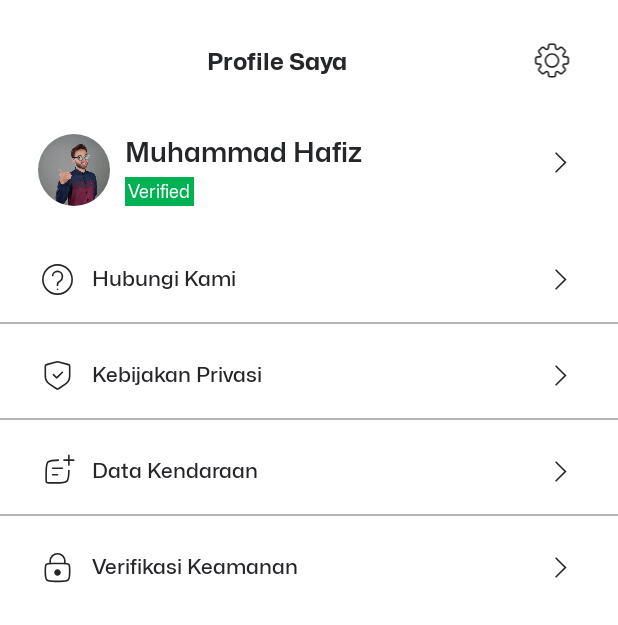
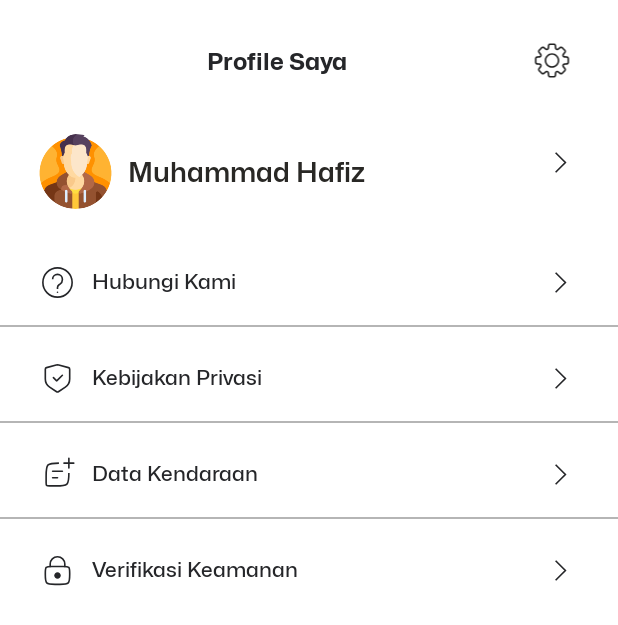
Before and after one commit to Orion-FastFixx/Speedify, an Android app: the layout fragment_setting.xml on its own in the app's theme, with its tools: preview values and no code run, on a phone screen of 412 x 824 dp. Shown: the top 625 px of the screen. Run offline under Robolectric (Android 15) with nearby library versions, the phone set to English and light mode, and no system bars.

Commit message:
refactor: make dynamic user name in feature profile

```diff
--- a/app/src/main/java/com/example/speedify/feature_profile/presentation/ProfileFragment.kt
+++ b/app/src/main/java/com/example/speedify/feature_profile/presentation/ProfileFragment.kt
@@ -2,30 +2,29 @@ package com.example.speedify.feature_profile.presentation
 
 import android.content.Intent
 import android.os.Bundle
-import androidx.fragment.app.Fragment
 import android.view.LayoutInflater
 import android.view.View
 import android.view.ViewGroup
+import androidx.fragment.app.Fragment
+import androidx.lifecycle.lifecycleScope
+import com.example.speedify.core.data.local.UserDataStoreImpl
 import com.example.speedify.databinding.FragmentSettingBinding
 import com.example.speedify.feature_profile.presentation.edit_profile.EditProfileActivity
 import com.example.speedify.feature_profile.presentation.kendaraan.DataKendaraanActivity
 import com.example.speedify.feature_profile.presentation.privacy_policy.PrivacyPolicyActivity
 import com.example.speedify.feature_profile.presentation.setting.SettingActivity
+import dagger.hilt.android.AndroidEntryPoint
+import kotlinx.coroutines.launch
+import javax.inject.Inject
 
-// TODO: Rename parameter arguments, choose names that match
-// the fragment initialization parameters, e.g. ARG_ITEM_NUMBER
-private const val ARG_PARAM1 = "param1"
-private const val ARG_PARAM2 = "param2"
-
-/**
- * A simple [Fragment] subclass.
- * Use the [ProfileFragment.newInstance] factory method to
- * create an instance of this fragment.
- */
+@AndroidEntryPoint
 class ProfileFragment : Fragment() {
 
     private lateinit var _binding: FragmentSettingBinding
     private val binding get() = _binding
+
+    @Inject
+    lateinit var userDataStore: UserDataStoreImpl
 
     override fun onCreateView(
         inflater: LayoutInflater, container: ViewGroup?,
@@ -33,7 +32,6 @@ class ProfileFragment : Fragment() {
     ): View {
         _binding = FragmentSettingBinding.inflate(inflater, container, false)
         return binding.root
-
     }
 
     override fun onViewCreated(view: View, savedInstanceState: Bundle?) {
@@ -42,6 +40,10 @@ class ProfileFragment : Fragment() {
     }
 
     private fun configureViews() {
+        lifecycleScope.launch {
+            val user = userDataStore.getUser()
+            binding.tvUsername.text = user.name
+
             binding.layout.setOnClickListener {
                 val intent = Intent(requireContext(), EditProfileActivity::class.java)
                 startActivity(intent)
@@ -67,7 +69,5 @@ class ProfileFragment : Fragment() {
                 startActivity(intent)
             }
         }
-    companion object {
-
     }
 }
--- a/app/src/main/res/layout/fragment_setting.xml
+++ b/app/src/main/res/layout/fragment_setting.xml
@@ -1,19 +1,19 @@
 <?xml version="1.0" encoding="utf-8"?>
 <androidx.constraintlayout.widget.ConstraintLayout xmlns:android="http://schemas.android.com/apk/res/android"
+    xmlns:app="http://schemas.android.com/apk/res-auto"
     xmlns:tools="http://schemas.android.com/tools"
     android:layout_width="match_parent"
     android:layout_height="match_parent"
     android:background="@color/white"
     android:orientation="vertical"
-    xmlns:app="http://schemas.android.com/apk/res-auto"
     tools:context=".feature_profile.presentation.ProfileFragment">
 
     <com.google.android.material.appbar.AppBarLayout
         android:id="@+id/appBarLayout"
         android:layout_width="match_parent"
         android:layout_height="wrap_content"
+        android:layout_marginTop="12dp"
         android:background="@color/white"
-        android:layout_marginTop="12dp"
         app:layout_constraintStart_toStartOf="parent"
         app:layout_constraintTop_toTopOf="parent">
 
@@ -22,8 +22,8 @@
             android:layout_width="match_parent"
             android:layout_height="wrap_content"
             android:layout_marginTop="15dp"
+            android:layout_weight="2"
             android:orientation="horizontal"
-            android:layout_weight="2"
             app:layout_constraintEnd_toEndOf="parent">
 
 
@@ -32,27 +32,27 @@
                 style="@style/MonaSemiBold16"
                 android:layout_width="wrap_content"
                 android:layout_height="26dp"
+                android:layout_gravity="start"
                 android:layout_marginStart="45dp"
+                android:layout_weight="3"
                 android:fontFamily="@font/mona_sans_bold"
+                android:gravity="center"
                 android:text="@string/title_profile"
                 android:textColor="@color/tertiary"
-                app:layout_constraintTop_toTopOf="parent"
-                android:gravity="center"
-                android:layout_weight="3"
-                android:layout_gravity="start"/>
+                app:layout_constraintTop_toTopOf="parent" />
 
             <ImageView
                 android:id="@+id/ic_setting"
                 android:layout_width="26dp"
                 android:layout_height="26dp"
+                android:layout_gravity="end"
                 android:layout_marginTop="6dp"
+                android:layout_weight="1"
                 android:backgroundTint="@color/transparent"
                 android:contentDescription="@string/icon"
                 android:src="@drawable/ic_setting"
                 app:layout_constraintStart_toStartOf="parent"
-                app:layout_constraintTop_toTopOf="parent"
-                android:layout_weight="1"
-                android:layout_gravity="end"/>
+                app:layout_constraintTop_toTopOf="parent" />
         </LinearLayout>
 
     </com.google.android.material.appbar.AppBarLayout>
@@ -60,51 +60,37 @@
 
     <LinearLayout
         android:id="@+id/layout"
-        android:orientation="horizontal"
         android:layout_width="match_parent"
         android:layout_height="wrap_content"
         android:layout_marginTop="30dp"
         android:clipToPadding="false"
+        android:orientation="horizontal"
         android:paddingHorizontal="25dp"
         app:layout_constraintTop_toBottomOf="@id/appBarLayout">
 
-        <com.google.android.material.imageview.ShapeableImageView
+        <de.hdodenhof.circleimageview.CircleImageView
             android:id="@+id/imgPesanan"
-            android:layout_width="48dp"
-            android:layout_height="48dp"
+            android:layout_width="50dp"
+            android:layout_height="50dp"
             android:scaleType="centerCrop"
-            app:shapeAppearanceOverlay="@style/circleImg"
-            android:src="@drawable/img_hafiz"/>
+            android:src="@drawable/avatar" />
 
         <LinearLayout
-            android:layout_width="wrap_content"
-            android:layout_height="wrap_content"
-            android:orientation="vertical"
+            android:layout_width="0dp"
+            android:layout_height="match_parent"
             android:layout_marginStart="10dp"
-            android:layout_weight="1">
-
+            android:layout_weight="1"
+            android:gravity="center_vertical"
+            android:orientation="vertical">
 
             <TextView
-                android:id="@+id/namaProfile"
+                android:id="@+id/tv_username"
+                style="@style/MonaSemiBold18"
                 android:layout_width="wrap_content"
-                android:layout_height="wrap_content"
-                style="@style/MonaSemiBold18"
-                android:textColor="@color/tertiary"
+                android:layout_height="match_parent"
+                android:gravity="center_vertical"
                 android:text="@string/example_nama_profile"
-                />
-
-            <TextView
-                android:id="@+id/statusProfile"
-                android:layout_width="wrap_content"
-                android:layout_height="wrap_content"
-                android:padding="2dp"
-                android:background="@color/succes"
-                style="@style/MonaRegular12"
-                android:layout_marginTop="5dp"
-                android:textColor="@color/white"
-                android:text="Verified"
-                />
-
+                android:textColor="@color/charleston_green" />
         </LinearLayout>
 
         <ImageView
@@ -116,19 +102,18 @@
             android:contentDescription="@string/icon"
             android:src="@drawable/ic_next"
             app:layout_constraintStart_toStartOf="parent"
-            app:layout_constraintTop_toTopOf="parent"/>
+            app:layout_constraintTop_toTopOf="parent" />
 
     </LinearLayout>
 
 
-
     <LinearLayout
         android:id="@+id/layoutMenu1"
-        android:orientation="horizontal"
         android:layout_width="match_parent"
         android:layout_height="wrap_content"
         android:layout_marginTop="30dp"
         android:clipToPadding="false"
+        android:orientation="horizontal"
         android:paddingHorizontal="25dp"
         app:layout_constraintTop_toBottomOf="@id/layout">
 
@@ -141,19 +126,18 @@
             android:contentDescription="@string/icon"
             android:src="@drawable/ic_contact"
             app:layout_constraintStart_toStartOf="parent"
-            app:layout_constraintTop_toTopOf="parent"/>
+            app:layout_constraintTop_toTopOf="parent" />
 
         <TextView
             android:id="@+id/contact"
+            style="@style/MonaMedium14"
             android:layout_width="wrap_content"
             android:layout_height="wrap_content"
-            style="@style/MonaMedium14"
+            android:layout_marginStart="10dp"
             android:layout_marginTop="9dp"
-            android:layout_marginStart="10dp"
+            android:layout_weight="1"
             android:text="@string/menu1_profile"
-            android:textColor="@color/tertiary"
-            android:layout_weight="1"
-            />
+            android:textColor="@color/tertiary" />
 
         <ImageView
             android:id="@+id/ic_next_contact"
@@ -164,7 +148,7 @@
             android:contentDescription="@string/icon"
             android:src="@drawable/ic_next"
             app:layout_constraintStart_toStartOf="parent"
-            app:layout_constraintTop_toTopOf="parent"/>
+            app:layout_constraintTop_toTopOf="parent" />
 
 
     </LinearLayout>
@@ -175,15 +159,15 @@
         android:layout_height="1dp"
         android:layout_marginTop="15dp"
         android:background="@color/light_grey"
-        app:layout_constraintTop_toBottomOf="@id/layoutMenu1"/>
+        app:layout_constraintTop_toBottomOf="@id/layoutMenu1" />
 
     <LinearLayout
         android:id="@+id/layoutMenu2"
-        android:orientation="horizontal"
         android:layout_width="match_parent"
         android:layout_height="wrap_content"
         android:layout_marginTop="15dp"
         android:clipToPadding="false"
+        android:orientation="horizontal"
         android:paddingHorizontal="25dp"
         app:layout_constraintTop_toBottomOf="@id/line2">
 
@@ -196,19 +180,18 @@
             android:contentDescription="@string/icon"
             android:src="@drawable/ic_kebijakan"
             app:layout_constraintStart_toStartOf="parent"
-            app:layout_constraintTop_toTopOf="parent"/>
+            app:layout_constraintTop_toTopOf="parent" />
 
         <TextView
             android:id="@+id/kebijakan"
+            style="@style/MonaMedium14"
             android:layout_width="wrap_content"
             android:layout_height="wrap_content"
-            style="@style/MonaMedium14"
+            android:layout_marginStart="10dp"
             android:layout_marginTop="9dp"
-            android:layout_marginStart="10dp"
+            android:layout_weight="1"
             android:text="@string/menu2_profile"
-            android:textColor="@color/tertiary"
-            android:layout_weight="1"
-            />
+            android:textColor="@color/tertiary" />
 
         <ImageView
             android:id="@+id/ic_next_kebijakan"
@@ -219,7 +202,7 @@
             android:contentDescription="@string/icon"
             android:src="@drawable/ic_next"
             app:layout_constraintStart_toStartOf="parent"
-            app:layout_constraintTop_toTopOf="parent"/>
+            app:layout_constraintTop_toTopOf="parent" />
     </LinearLayout>
 
     <View
@@ -228,15 +211,15 @@
         android:layout_height="1dp"
         android:layout_marginTop="15dp"
         android:background="@color/light_grey"
-        app:layout_constraintTop_toBottomOf="@id/layoutMenu2"/>
+        app:layout_constraintTop_toBottomOf="@id/layoutMenu2" />
 
     <LinearLayout
         android:id="@+id/layoutMenu3"
-        android:orientation="horizontal"
         android:layout_width="match_parent"
         android:layout_height="wrap_content"
         android:layout_marginTop="15dp"
         android:clipToPadding="false"
+        android:orientation="horizontal"
         android:paddingHorizontal="25dp"
         app:layout_constraintTop_toBottomOf="@id/line3">
 
@@ -249,19 +232,18 @@
             android:contentDescription="@string/icon"
             android:src="@drawable/ic_data"
             app:layout_constraintStart_toStartOf="parent"
-            app:layout_constraintTop_toTopOf="parent"/>
+            app:layout_constraintTop_toTopOf="parent" />
 
         <TextView
             android:id="@+id/data_kendaraan"
+            style="@style/MonaMedium14"
             android:layout_width="wrap_content"
             android:layout_height="wrap_content"
-            style="@style/MonaMedium14"
+            android:layout_marginStart="10dp"
             android:layout_marginTop="9dp"
-            android:layout_marginStart="10dp"
+            android:layout_weight="1"
             android:text="@string/menu3_profile"
-            android:textColor="@color/tertiary"
-            android:layout_weight="1"
-            />
+            android:textColor="@color/tertiary" />
 
         <ImageView
             android:id="@+id/ic_next_data_kendaraan"
@@ -272,7 +254,7 @@
             android:contentDescription="@string/icon"
             android:src="@drawable/ic_next"
             app:layout_constraintStart_toStartOf="parent"
-            app:layout_constraintTop_toTopOf="parent"/>
+            app:layout_constraintTop_toTopOf="parent" />
     </LinearLayout>
 
     <View
@@ -281,15 +263,15 @@
         android:layout_height="1dp"
         android:layout_marginTop="15dp"
         android:background="@color/light_grey"
-        app:layout_constraintTop_toBottomOf="@id/layoutMenu3"/>
+        app:layout_constraintTop_toBottomOf="@id/layoutMenu3" />
 
     <LinearLayout
         android:id="@+id/layoutMenu4"
-        android:orientation="horizontal"
         android:layout_width="match_parent"
         android:layout_height="wrap_content"
         android:layout_marginTop="15dp"
         android:clipToPadding="false"
+        android:orientation="horizontal"
         android:paddingHorizontal="25dp"
         app:layout_constraintTop_toBottomOf="@id/line4">
 
@@ -302,19 +284,18 @@
             android:contentDescription="@string/icon"
             android:src="@drawable/ic_lock"
             app:layout_constraintStart_toStartOf="parent"
-            app:layout_constraintTop_toTopOf="parent"/>
+            app:layout_constraintTop_toTopOf="parent" />
 
         <TextView
             android:id="@+id/keamanan_privasi"
+            style="@style/MonaMedium14"
             android:layout_width="wrap_content"
             android:layout_height="wrap_content"
-            style="@style/MonaMedium14"
+            android:layout_marginStart="10dp"
             android:layout_marginTop="9dp"
-            android:layout_marginStart="10dp"
+            android:layout_weight="1"
             android:text="@string/menu4_profile"
-            android:textColor="@color/tertiary"
-            android:layout_weight="1"
-            />
+            android:textColor="@color/tertiary" />
 
         <ImageView
             android:id="@+id/ic_next_keamanan_privasi"
@@ -325,7 +306,7 @@
             android:contentDescription="@string/icon"
             android:src="@drawable/ic_next"
             app:layout_constraintStart_toStartOf="parent"
-            app:layout_constraintTop_toTopOf="parent"/>
+            app:layout_constraintTop_toTopOf="parent" />
     </LinearLayout>
 
 </androidx.constraintlayout.widget.ConstraintLayout>
```
Lines whose indentation alone changed are shown as unchanged.
